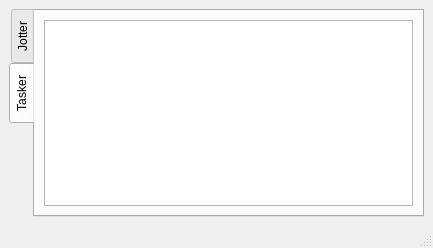
Above: src/mainwindow.ui from ixotum/ksilit_qt before the change. Below: the same form after it.
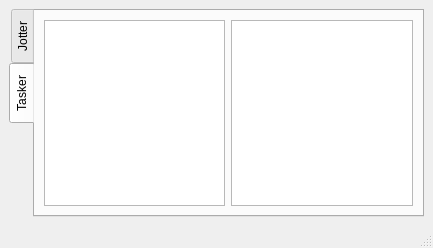
That is the form after the change. The open tabs and pages were chosen to show the change.

Commit message: MAJOR CHANGE: taskerTaskDescription added

What changed in the file:
```diff
--- a/src/mainwindow.ui
+++ b/src/mainwindow.ui
@@ -51,6 +51,9 @@
         <item row="0" column="0">
          <widget class="QTreeView" name="taskerTreeView"/>
         </item>
+        <item row="0" column="1">
+         <widget class="QPlainTextEdit" name="taskerTaskDescription"/>
+        </item>
        </layout>
       </widget>
      </widget>
```
